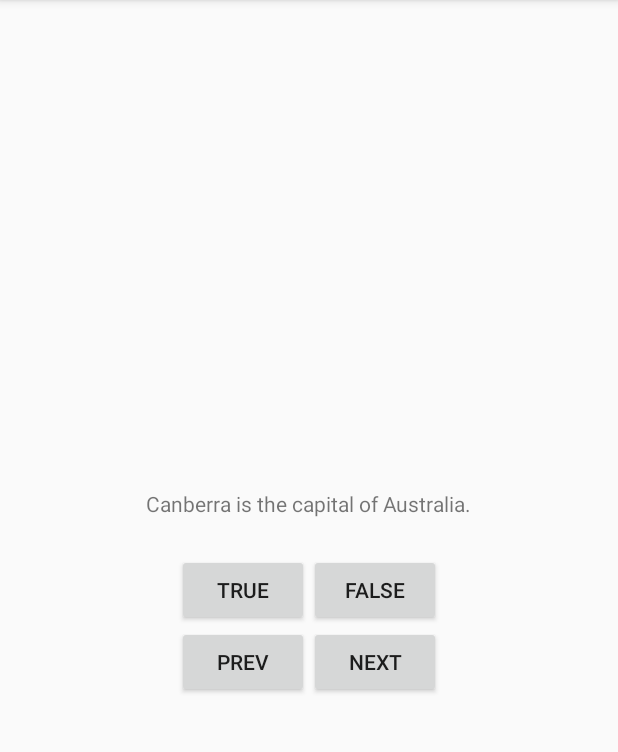
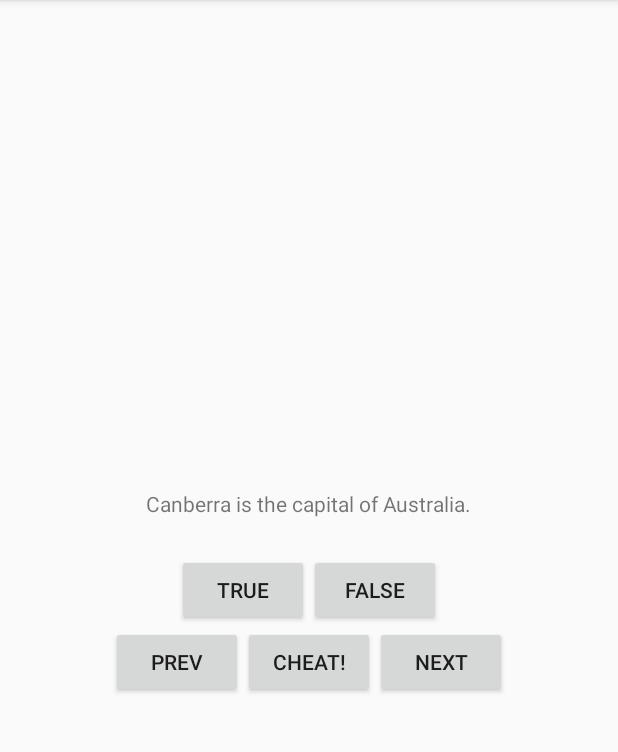
Before and after one commit to MytTantely/geoquiz, an Android app: the screen it shows after launch (QuizActivity), on a phone screen of 412 x 824 dp, the part 84-836 px from its top. Run offline under Robolectric (Android 15) with nearby library versions, the phone set to English and light mode, and no system bars; libraries missing offline, so code that uses them is left out: com.couchbase.lite; 20 statements that could not run were skipped.

Commit message:
Cheat button...

```diff
--- a/app/src/main/AndroidManifest.xml
+++ b/app/src/main/AndroidManifest.xml
@@ -16,6 +16,7 @@
                 <category android:name="android.intent.category.LAUNCHER" />
             </intent-filter>
         </activity>
+        <activity android:name=".CheatActivity"></activity>
     </application>
 
 </manifest>
--- a/app/src/main/java/com/bignerdranch/android/geoquiz/QuizActivity.java
+++ b/app/src/main/java/com/bignerdranch/android/geoquiz/QuizActivity.java
@@ -37,6 +37,7 @@ public class QuizActivity extends AppCompatActivity {
     private Button mFalseButton;
     private Button mNextButton;
     private Button mPrevButton;
+    private Button mCheatButton;
     private TextView mQuestionTextView;
 
     private static final String KEY_INDEX = "index";
@@ -88,6 +89,16 @@ public class QuizActivity extends AppCompatActivity {
 
             }
         });
+
+        mCheatButton = (Button) findViewById(R.id.cheat_button);
+        mCheatButton.setOnClickListener(new View.OnClickListener() {
+            @Override
+            public void onClick(View v) {
+                // I am here now
+            }
+        });
+
+
         mFalseButton = (Button) findViewById(R.id.false_button);
         mFalseButton.setOnClickListener(new View.OnClickListener() {
             @Override
--- a/app/src/main/res/layout-land/activity_quiz.xml
+++ b/app/src/main/res/layout-land/activity_quiz.xml
@@ -42,6 +42,13 @@
         android:layout_gravity="bottom|left"/>
 
     <Button
+        android:id="@+id/cheat_button"
+        android:layout_width="wrap_content"
+        android:layout_height="wrap_content"
+        android:layout_gravity="bottom|center_horizontal"
+        android:text="@string/cheat_button" />
+
+    <Button
         android:id="@+id/next_button"
         android:layout_width="wrap_content"
         android:layout_height="wrap_content"
--- a/app/src/main/res/layout/activity_quiz.xml
+++ b/app/src/main/res/layout/activity_quiz.xml
@@ -43,6 +43,13 @@
             android:text="@string/prev_button"/>
 
         <Button
+            android:id="@+id/cheat_button"
+            android:layout_width="wrap_content"
+            android:layout_height="wrap_content"
+            android:text="@string/cheat_button"
+            />
+
+        <Button
             android:id="@+id/next_button"
             android:layout_width="wrap_content"
             android:layout_height="wrap_content"
--- a/app/src/main/res/values/strings.xml
+++ b/app/src/main/res/values/strings.xml
@@ -12,4 +12,8 @@
     <string name="question_africa">The source of the Nile River is in Egypt.</string>
     <string name="question_americas">The Amazon River is the longest river in the Americas.</string>
     <string name="question_asia">Lake Baikal is the world\'s oldest and deepest freshwater lake.</string>
+    <string name="warning_text">Are you sure you want to do this?</string>
+    <string name="show_answer_button">Show Answer</string>
+    <string name="cheat_button">Cheat!</string>
+    <string name="judgment_toast">Cheating is wrong.</string>
 </resources>
```
Also changed, not shown: app/src/main/java/com/bignerdranch/android/geoquiz/CheatActivity.java (added, +13 -0 lines), app/src/main/res/layout/activity_cheat.xml (added, +32 -0 lines).
